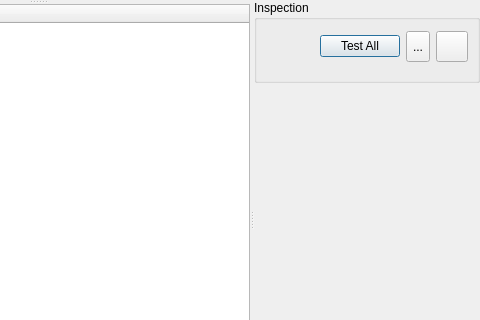
Old version of the form AcfSln/Include/iqtinsp/CInspectionTaskGuiComp.ui in the repository ImagingTools/AcfPublic; both pictures show x 174 to 654 and y 0 to 320 of the 654 by 437 pixel window.
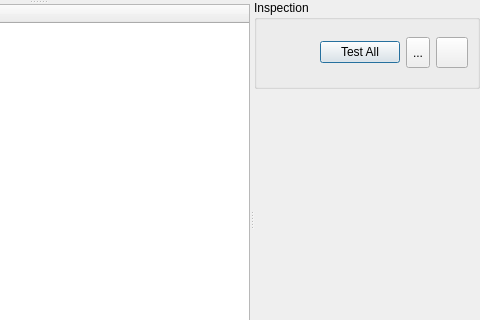
New version of the form. Icons and pictures are not drawn.

```diff
--- a/AcfSln/Include/iqtinsp/CInspectionTaskGuiComp.ui
+++ b/AcfSln/Include/iqtinsp/CInspectionTaskGuiComp.ui
@@ -70,7 +70,7 @@
          </property>
          <layout class="QHBoxLayout" name="horizontalLayout_2">
           <property name="topMargin">
-           <number>3</number>
+           <number>9</number>
           </property>
           <item>
            <widget class="QLabel" name="StateIconLabel">
```
